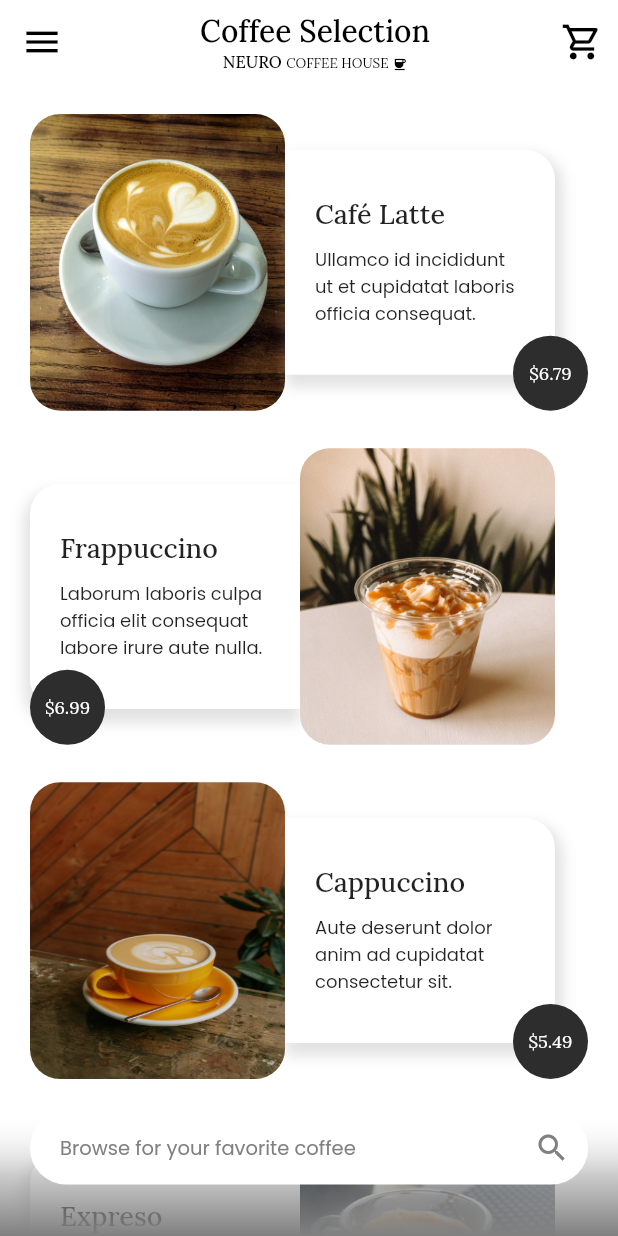
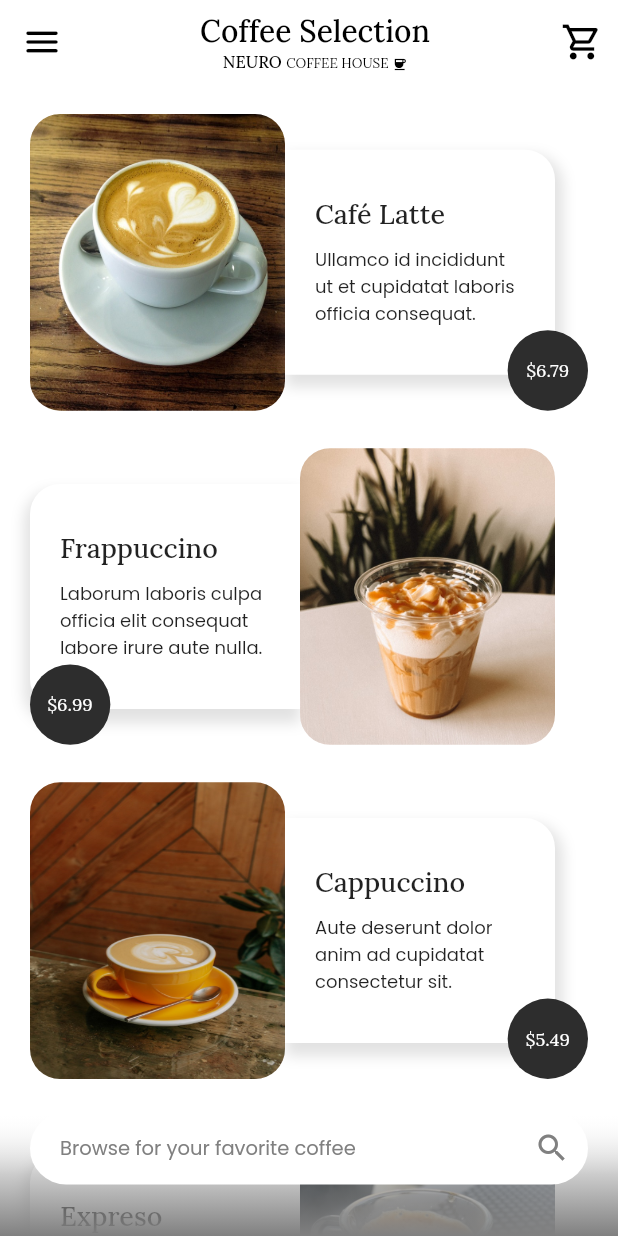
Before and after one commit to AngelJara7/coffee_app, a Flutter app: the screen it shows after launch, on a phone screen of 412 x 824 dp. Run offline on Flutter 3.47's test engine with Material 2 defaults, Android fonts, the phone set to English and light mode, and no system bars; our stand-ins replace google_fonts.

Commit message:
creando pagina detalle de producto

```diff
--- a/lib/main.dart
+++ b/lib/main.dart
@@ -1,4 +1,4 @@
-import 'package:coffee_app/pages/coffee_list_page.dart';
+import 'package:coffee_app/pages/pages.dart';
 import 'package:flutter/material.dart';
 
 void main() => runApp(const MyApp());
@@ -8,12 +8,17 @@ class MyApp extends StatelessWidget {
 
   @override
   Widget build(BuildContext context) {
+
     return MaterialApp(
       debugShowCheckedModeBanner: false,
-      initialRoute: "coffee_list",
+      initialRoute: "products_list_page",
       routes: {
-        "coffee_list": (_) => const CoffeeListPage(),
+        "products_list_page": (_) => const ProductsListPage(),
+        "product_details_page": (_) => const ProductDetailsPage()
       },
     );
   }
 }
+
+class FlutterStatusbarcolor {
+}
--- /dev/null
+++ b/lib/pages/pages.dart
@@ -0,0 +1,2 @@
+export 'package:coffee_app/pages/product_details_page.dart';
+export 'package:coffee_app/pages/products_list_page.dart';
--- a/lib/pages/coffee_list_page.dart
+++ b/lib/pages/products_list_page.dart
@@ -2,9 +2,9 @@ import 'package:flutter/material.dart';
 import 'package:google_fonts/google_fonts.dart';
 import '../widgets/widgets.dart';
 
-class CoffeeListPage extends StatelessWidget {
+class ProductsListPage extends StatelessWidget {
 
-  const CoffeeListPage({Key? key}) : super(key: key);
+  const ProductsListPage({Key? key}) : super(key: key);
 
   @override
   Widget build(BuildContext context) {
@@ -13,7 +13,7 @@ class CoffeeListPage extends StatelessWidget {
       backgroundColor: Colors.white,
       appBar: AppBar(
         leading: IconButton(
-          icon: const Icon(Icons.menu, color: Colors.black, size: 28,),
+          icon: const Icon(Icons.menu_rounded, color: Colors.black, size: 28,),
           onPressed: () {},
         ),
 
@@ -41,55 +41,85 @@ class CoffeeListPage extends StatelessWidget {
             children: [
               Column(
                 crossAxisAlignment: CrossAxisAlignment.center,
-                children: const [
-                  _Product(
+                children: [
+                  GestureDetector(
+                    onTap: (){
+                      Navigator.pushNamed(context, 'product_details_page');
+                    },
+                    child: const _Product(
                       image: 'assets/coffee_latte.jpg',
                       productName: 'Café Latte',
                       productDescription: 'Ullamco id incididunt ut et cupidatat laboris officia consequat.',
                       value: 1,
                       price: 6.79,
                     ),
-                  SizedBox(height: 25,),
-                  _Product(
+                  ),
+                  const SizedBox(height: 25,),
+                  GestureDetector(
+                    onTap: (){
+                      Navigator.pushNamed(context, 'product_details_page');
+                    },
+                    child: const _Product(
                       image: 'assets/frappuccino.jpg',
                       productName: 'Frappuccino',
                       productDescription: 'Laborum laboris culpa officia elit consequat labore irure aute nulla.',
                       value: 2,
                       price: 6.99,
                     ),
-                  SizedBox(height: 25,),
-                  _Product(
+                  ),
+                  const SizedBox(height: 25,),
+                  GestureDetector(
+                    onTap: (){
+                      Navigator.pushNamed(context, 'product_details_page');
+                    },
+                    child: const _Product(
                       image: 'assets/cappuccino.jpg',
                       productName: 'Cappuccino',
                       productDescription: 'Aute deserunt dolor anim ad cupidatat consectetur sit.',
                       value: 1,
                       price: 5.49,
                     ),
-                  SizedBox(height: 25,),
-                  _Product(
+                  ),
+                  const SizedBox(height: 25,),
+                  GestureDetector(
+                    onTap: (){
+                      Navigator.pushNamed(context, 'product_details_page');
+                    },
+                    child: const _Product(
                       image: 'assets/expreso.jpg',
                       productName: 'Expreso',
                       productDescription: 'Do ullamco amet cupidatat tempor quis laboris et deserunt.',
                       value: 2,
                       price: 6.79,
                     ),
-                  SizedBox(height: 25,),
-                  _Product(
+                  ),
+                  const SizedBox(height: 25,),
+                  GestureDetector(
+                    onTap: (){
+                      Navigator.pushNamed(context, 'product_details_page');
+                    },
+                    child: const _Product(
                       image: 'assets/americano.jpg',
                       productName: 'Americano',
                       productDescription: 'Non voluptate nisi officia in quis non laboris aute pariatur ad.',
                       value: 1,
                       price: 5.79,
                     ),
-                  SizedBox(height: 25,),
-                  _Product(
+                  ),
+                  const SizedBox(height: 25,),
+                  GestureDetector(
+                    onTap: (){
+                      Navigator.pushNamed(context, 'product_details_page');
+                    },
+                    child: const _Product(
                       image: 'assets/cafe_con_leche.jpg',
                       productName: 'Café con leche',
                       productDescription: 'Proident velit minim ex occaecat.',
                       value: 2,
                       price: 4.59,
                     ),
-                  SizedBox(height: 100,),
+                  ),
+                  const SizedBox(height: 100,),
                 ],
               ),
             ],
@@ -165,11 +195,7 @@ class _Product extends StatelessWidget {
   Widget build(BuildContext context) {
 
     final height =  MediaQuery.of(context).size.height;
-
-    const boxDecoration = BoxDecoration(
-            color: Color.fromRGBO(45, 45, 45, 1),
-            borderRadius: BorderRadius.all(Radius.circular(50))
-          );
+    final Widget widget = Text('\$$price', style: GoogleFonts.lora(fontSize: 12, fontWeight: FontWeight.w300, color: Colors.white),);
 
     return Stack(
       alignment: value == 1 ? Alignment.bottomRight : Alignment.bottomLeft,
@@ -198,13 +224,7 @@ class _Product extends StatelessWidget {
             ],
           ),
         ),
-        Container(
-          alignment: Alignment.center,
-          height: 50,
-          width: 50,
-          decoration: boxDecoration,
-          child: Text('\$$price', style: GoogleFonts.lora(fontSize: 12, fontWeight: FontWeight.w300, color: Colors.white),),
-        ),
+        PriceProduct(diameter: 0.13, widget: widget,),
       ]
     );
   }
--- /dev/null
+++ b/lib/widgets/price_product.dart
@@ -0,0 +1,27 @@
+import 'package:flutter/material.dart';
+
+class PriceProduct extends StatelessWidget {
+  const PriceProduct({super.key, required this.diameter, required this.widget,});
+
+  final double diameter;
+  final Widget widget;
+
+  @override
+  Widget build(BuildContext context) {
+
+    const boxDecoration = BoxDecoration(
+      color: Color.fromRGBO(45, 45, 45, 1),
+      borderRadius: BorderRadius.all(Radius.circular(50))
+    );
+
+    final double diamterCircle = MediaQuery.of(context).size.width * diameter;
+
+    return Container(
+      alignment: Alignment.center,
+      height: diamterCircle,
+      width: diamterCircle,
+      decoration: boxDecoration,
+      child: widget
+    );
+  }
+}
--- a/lib/widgets/widgets.dart
+++ b/lib/widgets/widgets.dart
@@ -1,3 +1,7 @@
+export 'package:coffee_app/widgets/amount_button.dart';
+export 'package:coffee_app/widgets/confirm_button.dart';
 export 'package:coffee_app/widgets/description_product1.dart';
 export 'package:coffee_app/widgets/header_page.dart';
+export 'package:coffee_app/widgets/options_product_select.dart';
+export 'package:coffee_app/widgets/price_product.dart';
 export 'package:coffee_app/widgets/product1.dart';
```
Also changed, not shown: lib/pages/product_details_page.dart (added, +149 -0 lines), lib/widgets/amount_button.dart (added, +37 -0 lines), lib/widgets/confirm_button.dart (added, +24 -0 lines), lib/widgets/options_product_select.dart (added, +21 -0 lines). Lines whose indentation alone changed are shown as unchanged.
